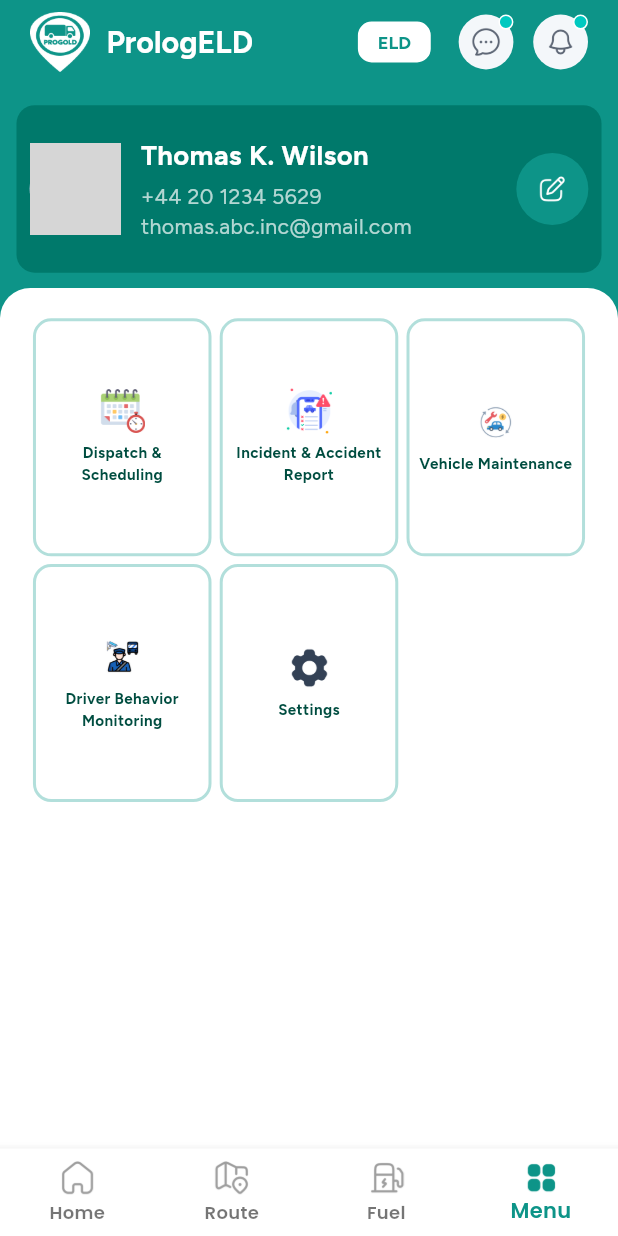
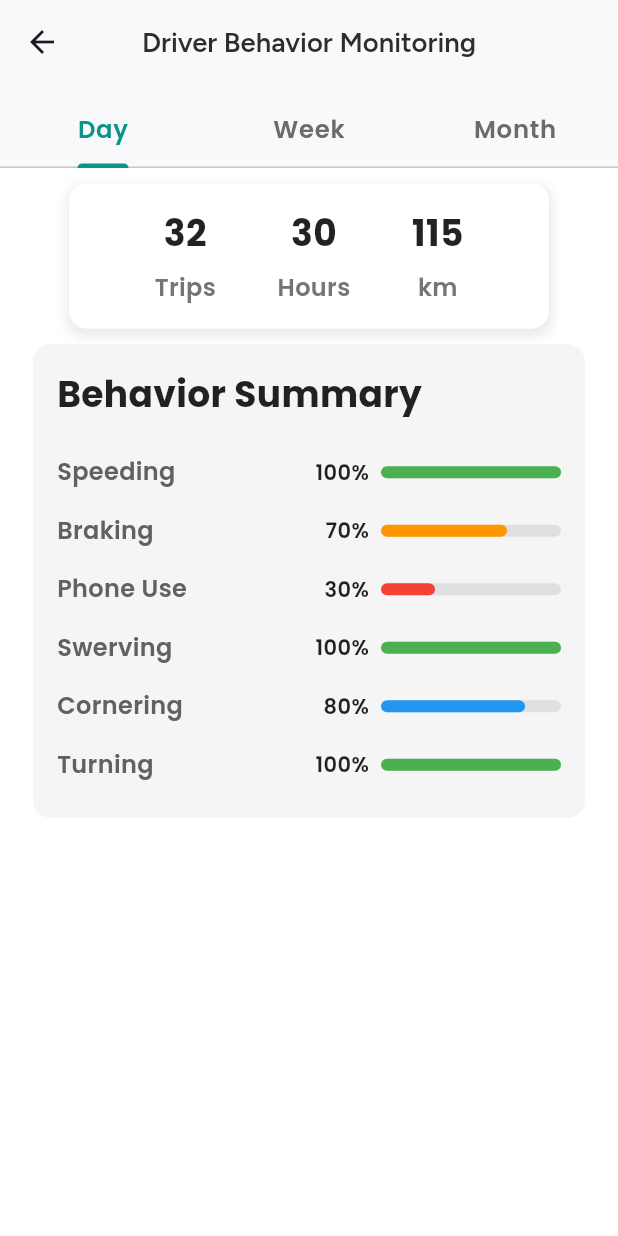
Before and after one commit to firadfd/mmets, a Flutter app: the screen it shows after launch, item 4 of the bottom bar chosen, after a tap on "Driver Behavior Monitoring", on a phone screen of 412 x 824 dp. Run offline on Flutter 3.47's test engine with Material 3 defaults, Android fonts, the phone set to English and light mode, and no system bars; our stand-ins replace cached_network_image, dash_chat_2, file_picker, flutter_screenutil, geolocator, get and 7 more; network calls fail; grey boxes are pictures that could not be loaded.

Commit message:
driver behavior complete

```diff
--- a/lib/core/binding/app_binding.dart
+++ b/lib/core/binding/app_binding.dart
@@ -11,6 +11,7 @@ import '../../features/fuel/controller/fuel_controller.dart';
 import '../../features/home/controller/form_edit_controller.dart';
 import '../../features/home/controller/message_controller.dart';
 import '../../features/main_view/controller/main_view_controller.dart';
+import '../../features/menu/controller/driver_behavior_controller.dart';
 import '../../features/menu/controller/edit_profile_controller.dart';
 import '../../features/menu/controller/menu_option_controller.dart';
 import '../../features/menu/controller/setting_controller.dart';
@@ -37,5 +38,6 @@ class AppBinding extends Bindings {
     Get.lazyPut(() => MenuOptionController(), fenix: true);
     Get.lazyPut(() => EditProfileController(), fenix: true);
     Get.lazyPut(() => SettingController(), fenix: true);
+    Get.lazyPut(() => DriverBehaviorController(), fenix: true);
      }
 }
--- a/lib/core/routes/app_route.dart
+++ b/lib/core/routes/app_route.dart
@@ -15,6 +15,7 @@ import '../../features/forgot_pass/screen/forgot_pass_screen.dart';
 import '../../features/fuel/screen/add_fuel_screen.dart';
 import '../../features/home/screen/form_edit_screen.dart';
 import '../../features/home/screen/log_preview_screen.dart';
+import '../../features/menu/screen/driver_behavior_screen.dart';
 import '../../features/menu/screen/privacy_policy_screen.dart';
 import '../../features/menu/screen/setting_screen.dart';
 import '../../features/menu/screen/terms_condition_screen.dart';
@@ -39,6 +40,7 @@ class AppRoute {
   static String settingScreen = "/SettingScreen";
   static String termsConditionScreen = "/TermsConditionScreen";
   static String privacyPolicyScreen = "/PrivacyPolicyScreen";
+  static String driverBehaviorScreen = "/DriverBehaviorScreen";
 
   static List<GetPage> route = [
     GetPage(
@@ -131,5 +133,10 @@ class AppRoute {
       page: () => PrivacyPolicyScreen(),
       transition: Transition.rightToLeft,
     ),
+    GetPage(
+      name: driverBehaviorScreen,
+      page: () => DriverBehaviorScreen(),
+      transition: Transition.rightToLeft,
+    ),
   ];
 }
--- /dev/null
+++ b/lib/features/menu/controller/driver_behavior_controller.dart
@@ -0,0 +1,28 @@
+import 'package:get/get.dart';
+import 'package:flutter/material.dart';
+
+class DriverBehaviorController  extends GetxController with GetSingleTickerProviderStateMixin {
+  late TabController tabController;
+  var currentIndex = 0.obs;
+  var isLoading = false.obs;
+
+  @override
+  void onInit() {
+    super.onInit();
+    tabController = TabController(length: 3, vsync: this);
+    tabController.addListener(() {
+      currentIndex.value = tabController.index;
+    });
+  }
+
+  void changeTab(int index) {
+    currentIndex.value = index;
+    tabController.animateTo(index);
+  }
+
+  @override
+  void onClose() {
+    tabController.dispose();
+    super.onClose();
+  }
+}
--- /dev/null
+++ b/lib/features/menu/screen/day_screen.dart
@@ -0,0 +1,37 @@
+import 'package:flutter/material.dart';
+import 'package:flutter_screenutil/flutter_screenutil.dart';
+import 'package:get/get.dart';
+
+import '../controller/driver_behavior_controller.dart';
+import '../widget/behavior_summary.dart';
+import '../widget/custom_metric_item.dart';
+
+class DayScreen extends StatelessWidget {
+  DayScreen({super.key});
+
+  final DriverBehaviorController controller = Get.find();
+
+  @override
+  Widget build(BuildContext context) {
+    return RefreshIndicator(
+      onRefresh: () async {},
+      child: Scaffold(
+        body: Padding(
+          padding: EdgeInsets.symmetric(horizontal: 20.w),
+          child: SingleChildScrollView(
+            child: Center(
+              child: Column(
+                children: [
+                  SizedBox(height: 10.h),
+                  CustomMetricItem(),
+                  SizedBox(height: 10.h),
+                  BehaviorSummary(),
+                ],
+              ),
+            ),
+          ),
+        ),
+      ),
+    );
+  }
+}
--- /dev/null
+++ b/lib/features/menu/screen/driver_behavior_screen.dart
@@ -0,0 +1,59 @@
+import 'package:flutter/material.dart';
+import 'package:flutter_screenutil/flutter_screenutil.dart';
+import 'package:get/get.dart';
+import 'package:mmets/core/global_widget/custom_text.dart';
+import 'package:mmets/features/menu/screen/week_screen.dart';
+
+import '../../../core/utils/app_colors.dart';
+import '../controller/driver_behavior_controller.dart';
+import 'day_screen.dart';
+import 'month_screen.dart';
+
+class DriverBehaviorScreen extends StatelessWidget {
+  DriverBehaviorScreen({super.key});
+
+  final DriverBehaviorController controller = Get.find();
+
+  @override
+  Widget build(BuildContext context) {
+    return Scaffold(
+      backgroundColor: Color(0xFFF8F9FA),
+      appBar: AppBar(
+        backgroundColor: Color(0xFFF8F9FA),
+        centerTitle: true,
+        title: CustomTextView(
+          "Driver Behavior Monitoring",
+          fontSize: 18.sp,
+          fontWeight: FontWeight.w600,
+          color: AppColors.secondaryColor,
+        ),
+        bottom: PreferredSize(
+          preferredSize: Size.fromHeight(kToolbarHeight),
+          child: GetBuilder<DriverBehaviorController>(
+            builder: (controller) => TabBar(
+              controller: controller.tabController,
+              unselectedLabelColor: Color(0xff6B6B6B),
+              labelStyle: Theme.of(
+                context,
+              ).textTheme.labelMedium?.copyWith(fontWeight: FontWeight.w600),
+              labelColor: AppColors.primaryColor,
+              indicatorColor: AppColors.primaryColor,
+              onTap: (index) => controller.changeTab(index),
+              tabs: const [
+                Tab(text: "Day"),
+                Tab(text: "Week"),
+                Tab(text: "Month"),
+              ],
+            ),
+          ),
+        ),
+      ),
+      body: GetBuilder<DriverBehaviorController>(
+        builder: (controller) => TabBarView(
+          controller: controller.tabController,
+          children: [DayScreen(), WeekScreen(), MonthScreen()],
+        ),
+      ),
+    );
+  }
+}
--- a/lib/features/menu/screen/menu_screen.dart
+++ b/lib/features/menu/screen/menu_screen.dart
@@ -113,7 +113,7 @@ class MenuScreen extends StatelessWidget {
                                 title: 'Driver Behavior Monitoring',
                                 imageUrl: AssetPath.monitor,
                                 onTap: () {
-                                  print('Card tapped at ${DateTime.now()}');
+                                  Get.toNamed(AppRoute.driverBehaviorScreen);
                                 },
                               ),
                               CustomCardItem(
--- a/lib/features/menu/screen/setting_screen.dart
+++ b/lib/features/menu/screen/setting_screen.dart
@@ -43,7 +43,7 @@ class SettingScreen extends StatelessWidget {
                 SizedBox(height: 20.h),
                 InkWell(
                   onTap: () {
-                    controller.showLogoutBottomSheet(() {});
+                    controller.showLogoutDialog(() {});
                   },
                   child: Row(
                     mainAxisAlignment: MainAxisAlignment.center,
--- /dev/null
+++ b/lib/features/menu/widget/behavior_summary.dart
@@ -0,0 +1,100 @@
+import 'package:flutter/material.dart';
+
+class BehaviorSummary extends StatelessWidget {
+
+  final List<Map<String, dynamic>> behaviors = [
+    {'name': 'Speeding', 'percentage': 100, 'color': Colors.green},
+    {'name': 'Braking', 'percentage': 70, 'color': Colors.orange},
+    {'name': 'Phone Use', 'percentage': 30, 'color': Colors.red},
+    {'name': 'Swerving', 'percentage': 100, 'color': Colors.green},
+    {'name': 'Cornering', 'percentage': 80, 'color': Colors.blue},
+    {'name': 'Turning', 'percentage': 100, 'color': Colors.green},
+  ];
+
+  @override
+  Widget build(BuildContext context) {
+    return Container(
+      padding: EdgeInsets.all(16.0),
+      decoration: BoxDecoration(
+        color: Colors.grey[100],
+        borderRadius: BorderRadius.circular(12.0),
+      ),
+      child: Column(
+        crossAxisAlignment: CrossAxisAlignment.start,
+        children: [
+          Text(
+            'Behavior Summary',
+            style: TextStyle(
+              fontSize: 24,
+              fontWeight: FontWeight.bold,
+              color: Colors.black87,
+            ),
+          ),
+          SizedBox(height: 16.0),
+          ...behaviors.map((behavior) => BehaviorItem(
+            name: behavior['name'],
+            percentage: behavior['percentage'],
+            color: behavior['color'],
+          )),
+        ],
+      ),
+    );
+  }
+}
+
+class BehaviorItem extends StatelessWidget {
+  final String name;
+  final int percentage;
+  final Color color;
+
+  BehaviorItem({required this.name, required this.percentage, required this.color});
+
+  @override
+  Widget build(BuildContext context) {
+    return Padding(
+      padding: EdgeInsets.symmetric(vertical: 8.0),
+      child: Row(
+        mainAxisAlignment: MainAxisAlignment.spaceBetween,
+        children: [
+          Text(
+            name,
+            style: TextStyle(
+              fontSize: 16,
+              color: Colors.grey[700],
+            ),
+          ),
+          Row(
+            children: [
+              Text(
+                '$percentage%',
+                style: TextStyle(
+                  fontSize: 14,
+                  color: Colors.black87,
+                ),
+              ),
+              SizedBox(width: 8.0),
+              Container(
+                width: 120,
+                height: 8,
+                decoration: BoxDecoration(
+                  borderRadius: BorderRadius.circular(4.0),
+                  color: Colors.grey[300],
+                ),
+                child: FractionallySizedBox(
+                  alignment: Alignment.centerLeft,
+                  widthFactor: percentage / 100,
+                  child: Container(
+                    decoration: BoxDecoration(
+                      borderRadius: BorderRadius.circular(4.0),
+                      color: color,
+                    ),
+                  ),
+                ),
+              ),
+            ],
+          ),
+        ],
+      ),
+    );
+  }
+}
--- /dev/null
+++ b/lib/features/menu/widget/custom_metric_item.dart
@@ -0,0 +1,63 @@
+import 'package:flutter/material.dart';
+
+class CustomMetricItem extends StatelessWidget {
+  @override
+  Widget build(BuildContext context) {
+    return Container(
+      width: 320,
+      padding: EdgeInsets.all(16.0),
+      decoration: BoxDecoration(
+        color: Colors.white,
+        borderRadius: BorderRadius.circular(12.0),
+        boxShadow: [
+          BoxShadow(
+            color: Colors.grey.withOpacity(0.2),
+            spreadRadius: 2,
+            blurRadius: 5,
+            offset: Offset(0, 3),
+          ),
+        ],
+      ),
+      child: Row(
+        mainAxisAlignment: MainAxisAlignment.spaceEvenly,
+        children: [
+          MetricCard(value: '32', label: 'Trips'),
+          MetricCard(value: '30', label: 'Hours'),
+          MetricCard(value: '115', label: 'km'),
+        ],
+      ),
+    );
+  }
+}
+
+class MetricCard extends StatelessWidget {
+  final String value;
+  final String label;
+
+  MetricCard({required this.value, required this.label});
+
+  @override
+  Widget build(BuildContext context) {
+    return Column(
+      mainAxisAlignment: MainAxisAlignment.center,
+      children: [
+        Text(
+          value,
+          style: TextStyle(
+            fontSize: 24,
+            fontWeight: FontWeight.bold,
+            color: Colors.black87,
+          ),
+        ),
+        SizedBox(height: 8),
+        Text(
+          label,
+          style: TextStyle(
+            fontSize: 16,
+            color: Colors.grey[600],
+          ),
+        ),
+      ],
+    );
+  }
+}
```
Also changed, not shown: lib/features/menu/controller/setting_controller.dart (+13 -38 lines), lib/features/menu/screen/month_screen.dart (added, +37 -0 lines), lib/features/menu/screen/week_screen.dart (added, +37 -0 lines).
